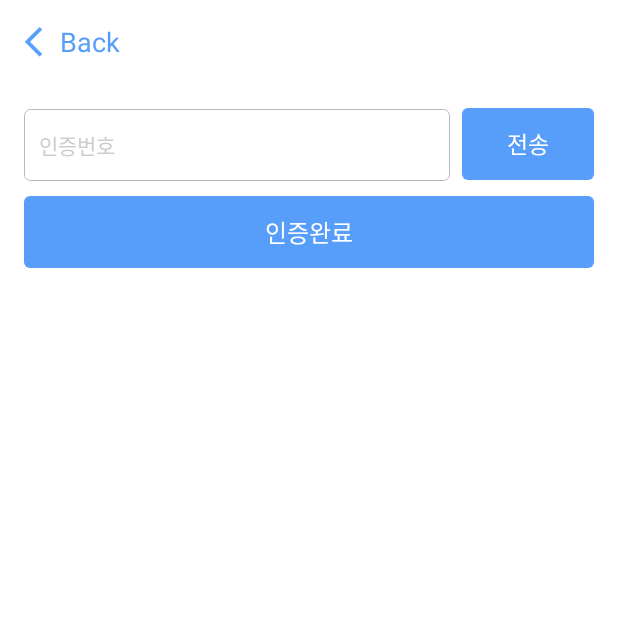
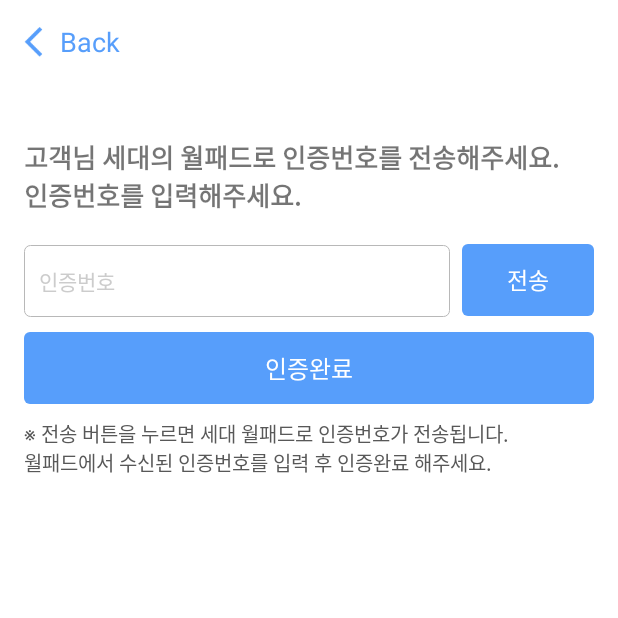
Before and after one commit to minwoo7824/isp_zz_homenet_app_android, an Android app: the CertifyActivity screen opened directly, with no data from a screen before it, on a phone screen of 412 x 824 dp, the top half of it. Run offline under Robolectric (Android 15) with nearby library versions, the phone set to English and light mode, and no system bars; libraries missing offline, so code that uses them is left out: com.fingerpush.android; 2 statements that could not run were skipped.

Commit message:
ver 3.01.00 마켓 등록 버전
- 인증화면 도움말 추가
- sip ip/port 동적할당 변경

```diff
--- a/app/build.gradle
+++ b/app/build.gradle
@@ -9,8 +9,8 @@ android {
         applicationId "com.kyungdong.kdhomenet"// "com.kdone.hometok"
         minSdkVersion 19
         targetSdkVersion 28
-        versionCode 9
-        versionName "3.00.00"
+        versionCode 11
+        versionName "3.01.00"
         multiDexEnabled true
 
         dexOptions {
--- a/app/src/main/java/com/kd/One/sip/CommonUtilities.java
+++ b/app/src/main/java/com/kd/One/sip/CommonUtilities.java
@@ -12,7 +12,7 @@ public final class CommonUtilities {
 //    static final String SERVER_URL = "http://192.168.27.195:8080/";
 
 
-    static  String SERVER_IP = "124.111.208.92";
+    static  String SERVER_IP = "192.168.0.205";
     static  int SERVER_PORT	= 5050;
     /**
      * Google API project id registered to use GCM.
--- a/app/src/main/res/layout/activity_login_certify.xml
+++ b/app/src/main/res/layout/activity_login_certify.xml
@@ -57,6 +57,22 @@
 
         <LinearLayout
             android:layout_width="match_parent"
+            android:layout_height="wrap_content"
+            android:orientation="vertical"
+            >
+            <TextView
+                android:layout_width="match_parent"
+                android:layout_height="wrap_content"
+                android:text="@string/Certify_textbox_certify_title"
+                android:textStyle="bold"
+                android:textSize="17dp"
+                android:layout_marginTop="20dp"
+                android:layout_marginBottom="20dp"/>
+
+        </LinearLayout>
+
+        <LinearLayout
+            android:layout_width="match_parent"
             android:layout_height="49dp"
             android:orientation="horizontal">
 
@@ -105,6 +121,22 @@
                 android:text="@string/Certify_btn_complete"
                 android:textColor="@color/colorWhite"
                 android:textSize="16dp" />
+        </LinearLayout>
+
+        <LinearLayout
+            android:layout_width="match_parent"
+            android:layout_height="wrap_content"
+            android:orientation="vertical"
+            >
+            <TextView
+                android:layout_width="match_parent"
+                android:layout_height="wrap_content"
+                android:text="@string/Certify_textbox_certify_sub"
+                android:textSize="13dp"
+                android:textColor="@color/color585858"
+                android:layout_marginTop="10dp"
+                android:layout_marginBottom="20dp"/>
+
         </LinearLayout>
     </LinearLayout>
 </LinearLayout>
--- a/app/src/main/res/values/strings.xml
+++ b/app/src/main/res/values/strings.xml
@@ -119,6 +119,8 @@
     <string name="Find_popup_phone_input">핸드폰 번호를 입력해주십시오.</string>
 
     <!-- 인증번호 창-->
+    <string name="Certify_textbox_certify_title">고객님 세대의 월패드로 인증번호를 전송해주세요.\n인증번호를 입력해주세요.</string>
+    <string name="Certify_textbox_certify_sub">※ 전송 버튼을 누르면 세대 월패드로 인증번호가 전송됩니다.\n월패드에서 수신된 인증번호를 입력 후 인증완료 해주세요.</string>
     <string name="Certify_textbox_certify_hint">인증번호</string>
     <string name="Certify_btn_complete">인증완료</string>
     <string name="Certify_btn_send">전송</string>
```
Also changed, not shown: app/src/main/java/com/kd/One/Main/ControlFragment.java (+28 -14 lines), 2 other files.
